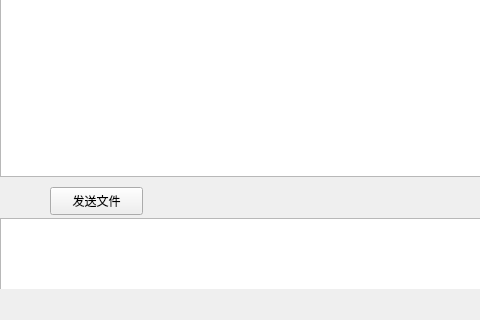
First picture: the form in chatdlg.ui, repository XCLSX/QQ, before the edit; both pictures show x 0 to 480 and y 480 to 800 of the 650 by 800 pixel window.
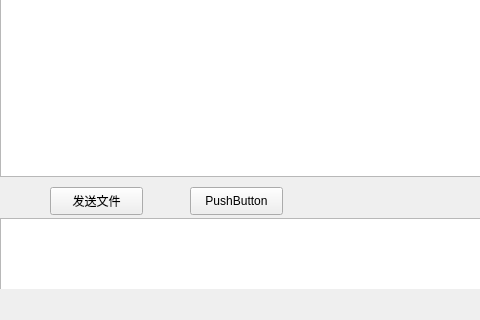
Second picture: the form after the edit.

The edit to the form file:
```diff
--- a/chatdlg.ui
+++ b/chatdlg.ui
@@ -197,6 +197,19 @@
        <string>发送文件</string>
       </property>
      </widget>
+     <widget class="QPushButton" name="pushButton">
+      <property name="geometry">
+       <rect>
+        <x>190</x>
+        <y>10</y>
+        <width>93</width>
+        <height>28</height>
+       </rect>
+      </property>
+      <property name="text">
+       <string>PushButton</string>
+      </property>
+     </widget>
     </widget>
    </item>
    <item>
```
